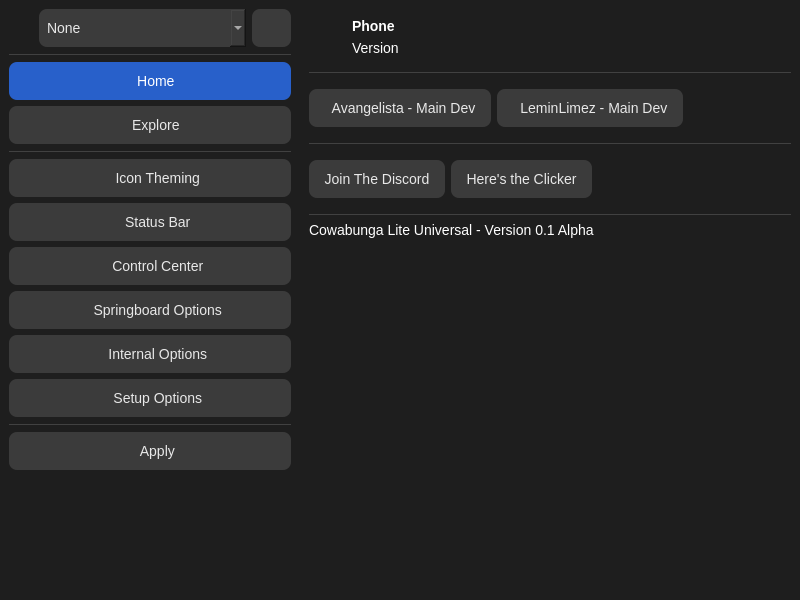
This is mainwindow.ui in Avangelista/CowabungaLiteWindows as Qt 5 draws it before an edit. The edited form follows.
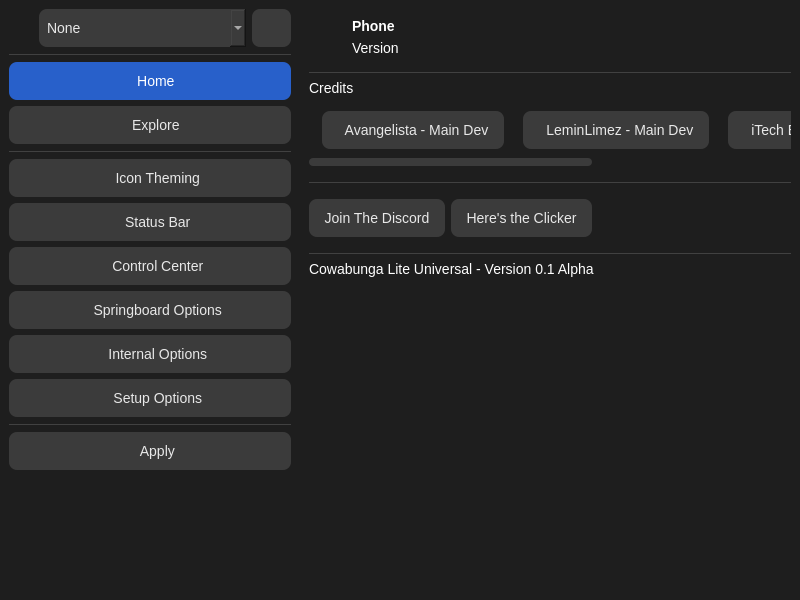
This is the edited form. Icons and pictures are not drawn.

```diff
--- a/mainwindow.ui
+++ b/mainwindow.ui
@@ -91,18 +91,23 @@
     width: 8px;
 }
 
-QScrollBar::handle:vertical {
+QScrollBar:horizontal {
+    background: transparent;
+    height: 8px;
+}
+
+QScrollBar::handle {
     background: #3b3b3b;
     border-radius: 4px;
 }
 
-QScrollBar::add-line:vertical,
-QScrollBar::sub-line:vertical {
+QScrollBar::add-line,
+QScrollBar::sub-line {
     background: none;
 }
 
-QScrollBar::add-page:vertical,
-QScrollBar::sub-page:vertical {
+QScrollBar::add-page,
+QScrollBar::sub-page {
     background: none;
 }
 </string>
@@ -732,6 +737,13 @@
              </property>
             </widget>
            </item>
+           <item>
+            <widget class="QLabel" name="label_4">
+             <property name="text">
+              <string>Credits</string>
+             </property>
+            </widget>
+           </item>
            <item>
             <widget class="QWidget" name="horizontalWidget_2" native="true">
              <layout class="QHBoxLayout" name="horizontalLayout_2">
@@ -748,6 +760,69 @@
                <number>9</number>
               </property>
               <item>
+               <widget class="QScrollArea" name="scrollArea_2">
+                <property name="sizePolicy">
+                 <sizepolicy hsizetype="Expanding" vsizetype="Fixed">
+                  <horstretch>0</horstretch>
+                  <verstretch>0</verstretch>
+                 </sizepolicy>
+                </property>
+                <property name="minimumSize">
+                 <size>
+                  <width>0</width>
+                  <height>0</height>
+                 </size>
+                </property>
+                <property name="maximumSize">
+                 <size>
+                  <width>16777215</width>
+                  <height>55</height>
+                 </size>
+                </property>
+                <property name="frameShape">
+                 <enum>QFrame::NoFrame</enum>
+                </property>
+                <property name="frameShadow">
+                 <enum>QFrame::Plain</enum>
+                </property>
+                <property name="lineWidth">
+                 <number>0</number>
+                </property>
+                <property name="verticalScrollBarPolicy">
+                 <enum>Qt::ScrollBarAlwaysOff</enum>
+                </property>
+                <property name="sizeAdjustPolicy">
+                 <enum>QAbstractScrollArea::AdjustToContentsOnFirstShow</enum>
+                </property>
+                <widget class="QWidget" name="scrollAreaWidgetContents_3">
+                 <property name="geometry">
+                  <rect>
+                   <x>0</x>
+                   <y>0</y>
+                   <width>820</width>
+                   <height>67</height>
+                  </rect>
+                 </property>
+                 <property name="sizePolicy">
+                  <sizepolicy hsizetype="Expanding" vsizetype="Preferred">
+                   <horstretch>0</horstretch>
+                   <verstretch>0</verstretch>
+                  </sizepolicy>
+                 </property>
+                 <layout class="QHBoxLayout" name="horizontalLayout_6">
+                  <property name="leftMargin">
+                   <number>0</number>
+                  </property>
+                  <property name="topMargin">
+                   <number>0</number>
+                  </property>
+                  <property name="rightMargin">
+                   <number>0</number>
+                  </property>
+                  <property name="bottomMargin">
+                   <number>28</number>
+                  </property>
+                  <item>
                <widget class="QToolButton" name="toolButton_2">
                 <property name="text">
                  <string>  Avangelista - Main Dev</string>
@@ -776,17 +851,34 @@
                </widget>
               </item>
               <item>
-               <spacer name="horizontalSpacer">
-                <property name="orientation">
-                 <enum>Qt::Horizontal</enum>
-                </property>
-                <property name="sizeHint" stdset="0">
+                   <widget class="QToolButton" name="toolButton_5">
+                    <property name="sizePolicy">
+                     <sizepolicy hsizetype="Fixed" vsizetype="Fixed">
+                      <horstretch>0</horstretch>
+                      <verstretch>0</verstretch>
+                     </sizepolicy>
+                    </property>
+                    <property name="minimumSize">
                  <size>
-                  <width>40</width>
-                  <height>20</height>
-                 </size>
-                </property>
-               </spacer>
+                      <width>0</width>
+                      <height>35</height>
+                     </size>
+                    </property>
+                    <property name="text">
+                     <string>  iTech Expert - AirDrop Everyone, Known Wi-Fi Networks</string>
+                    </property>
+                    <property name="icon">
+                     <iconset resource="resources.qrc">
+                      <normaloff>:/credits/LeminLimez.png</normaloff>:/credits/LeminLimez.png</iconset>
+                    </property>
+                    <property name="toolButtonStyle">
+                     <enum>Qt::ToolButtonTextBesideIcon</enum>
+                    </property>
+                   </widget>
+                  </item>
+                 </layout>
+                </widget>
+               </widget>
               </item>
              </layout>
             </widget>
```
Lines whose indentation alone changed are shown as unchanged.
